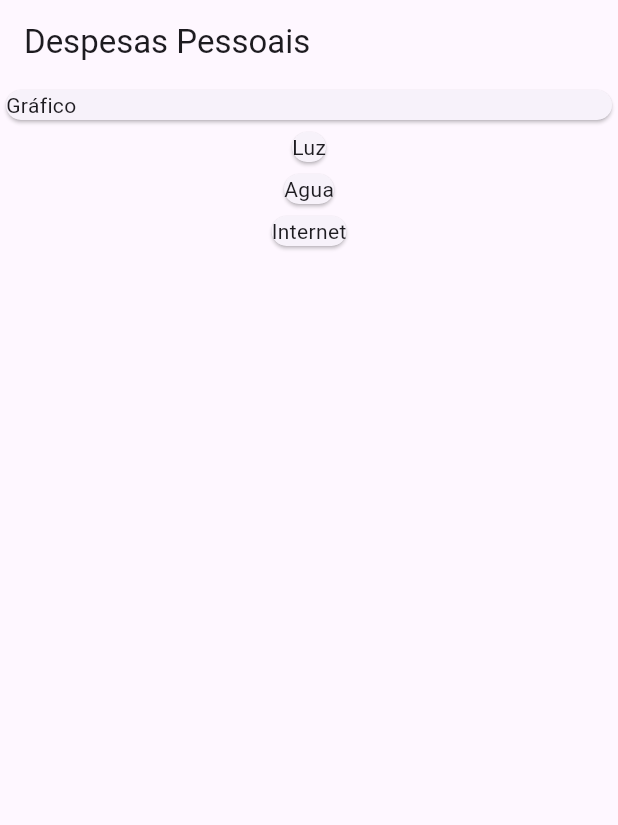
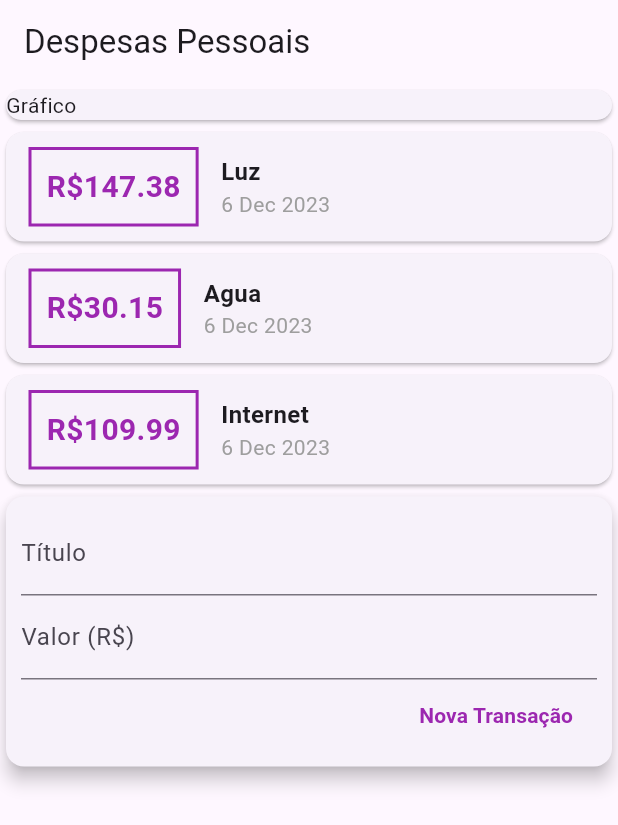
Before and after one commit to CantarinoG/expenses-app, a Flutter app: the screen it shows after launch, on a phone screen of 412 x 824 dp. Shown: the top 825 px of the screen. Run offline on Flutter 3.47's test engine with Material 3 defaults, Android fonts, the phone set to English and light mode, and no system bars.

Commit message:
Add UI draft

```diff
--- a/lib/main.dart
+++ b/lib/main.dart
@@ -1,5 +1,6 @@
 import 'package:expenses/models/transaction.dart';
 import 'package:flutter/material.dart';
+import 'package:intl/intl.dart';
 
 void main() {
   runApp(const ExpensesApp());
@@ -40,10 +41,71 @@ class HomePage extends StatelessWidget {
           Column(
             children: _transactions.map((e) {
               return Card(
-                child: Text(e.title),
+                child: Row(
+                  children: <Widget>[
+                    Container(
+                      margin:
+                          EdgeInsets.symmetric(horizontal: 15, vertical: 10),
+                      decoration: BoxDecoration(
+                          border: Border.all(color: Colors.purple, width: 2)),
+                      padding: EdgeInsets.all(10),
+                      child: Text(
+                        "R\$" + e.value.toStringAsFixed(2),
+                        style: TextStyle(
+                            fontWeight: FontWeight.bold,
+                            fontSize: 20,
+                            color: Colors.purple),
+                      ),
+                    ),
+                    Column(
+                      crossAxisAlignment: CrossAxisAlignment.start,
+                      children: <Widget>[
+                        Text(
+                          e.title,
+                          style: TextStyle(
+                              fontSize: 16, fontWeight: FontWeight.bold),
+                        ),
+                        Text(
+                          DateFormat('d MMM y').format(e.date),
+                          style: TextStyle(color: Colors.grey),
+                        )
+                      ],
+                    )
+                  ],
+                ),
               );
             }).toList(),
           ),
+          Card(
+            elevation: 5,
+            child: Padding(
+              padding: EdgeInsets.all(10),
+              child: Column(
+                children: <Widget>[
+                  TextField(
+                    decoration: InputDecoration(labelText: 'Título'),
+                  ),
+                  TextField(
+                    decoration: InputDecoration(labelText: "Valor (R\$)"),
+                  ),
+                  Row(
+                    mainAxisAlignment: MainAxisAlignment.end,
+                    children: <Widget>[
+                      MaterialButton(
+                        onPressed: () {},
+                        child: Text(
+                          "Nova Transação",
+                          style: TextStyle(
+                              fontWeight: FontWeight.bold,
+                              color: Colors.purple),
+                        ),
+                      )
+                    ],
+                  )
+                ],
+              ),
+            ),
+          )
         ],
       ),
     );
--- a/pubspec.yaml
+++ b/pubspec.yaml
@@ -30,6 +30,7 @@ environment:
 dependencies:
   flutter:
     sdk: flutter
+  intl: ^0.18.1
 
 
   # The following adds the Cupertino Icons font to your application.
```
Also changed, not shown: pubspec.lock.
